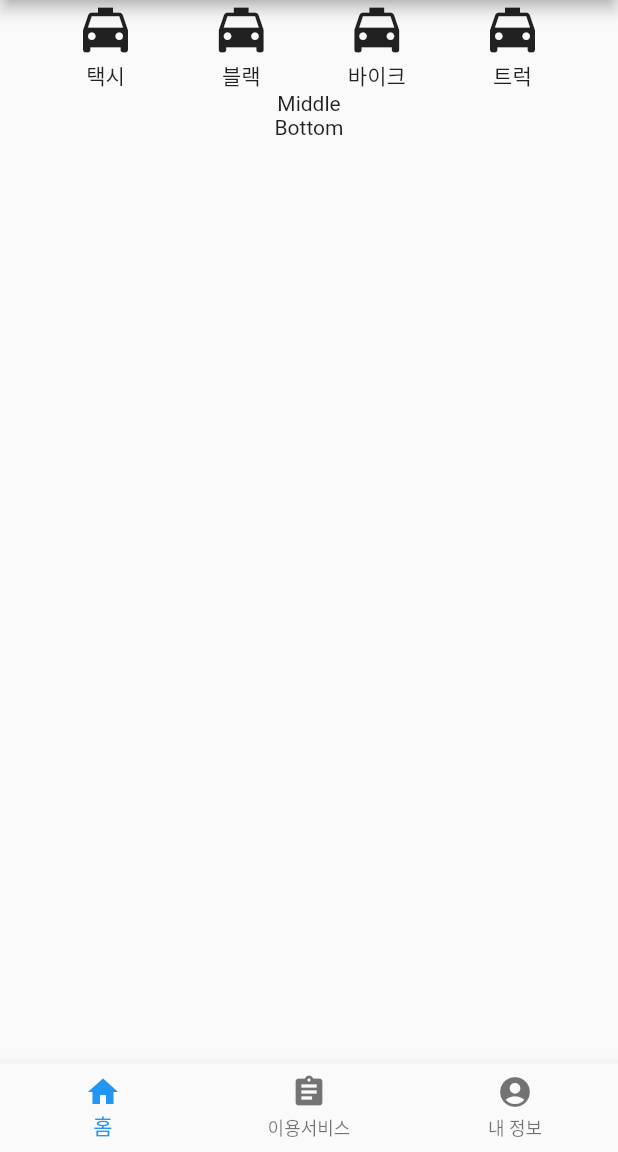
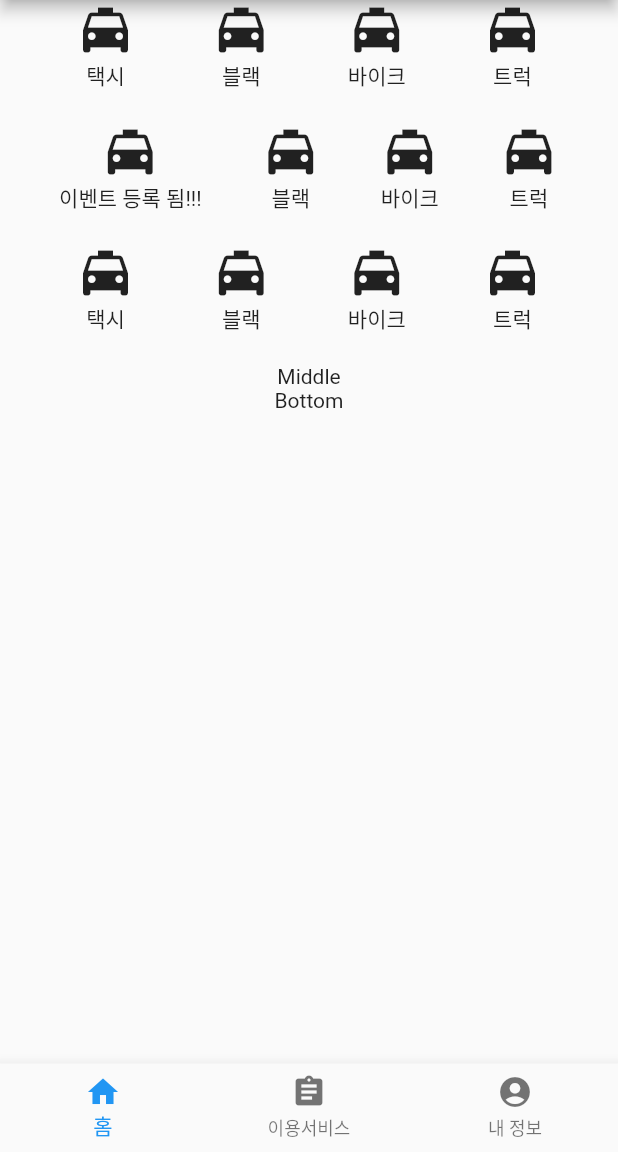
Before and after one commit to manggong/Flutter, a Flutter app: the screen it shows after launch, on a phone screen of 412 x 824 dp, the part 84-1236 px from its top. Run offline on Flutter 3.47's test engine with Material 2 defaults, Android fonts, the phone set to English and light mode, and no system bars.

Commit message:
add click event in button

```diff
--- a/basic_ui/lib/main.dart
+++ b/basic_ui/lib/main.dart
@@ -89,7 +89,9 @@ class Page1 extends StatelessWidget {
   }
 
   Widget _buildTop() {
-    return Row(
+    return Column(
+      children: <Widget> [
+        Row(
           mainAxisAlignment: MainAxisAlignment.spaceEvenly,
           children: <Widget> [
             Column(
@@ -129,6 +131,104 @@ class Page1 extends StatelessWidget {
               ]
             )
           ]
+        ),
+        SizedBox(
+          height: 20,
+        ),
+        Row(
+          mainAxisAlignment: MainAxisAlignment.spaceEvenly,
+          children: <Widget> [
+            GestureDetector(
+              onTap: () {
+                print("event detecting");
+              },
+              child: Column(
+                children: <Widget> [
+                  Icon(
+                    Icons.local_taxi,
+                    size: 40,
+                  ),
+                  Text('이벤트 등록 됨!!!')
+                ]
+              ),
+            ),
+            Column(
+              children: <Widget> [
+                Icon(
+                  Icons.local_taxi,
+                  size: 40,
+                ),
+                Text('블랙')
+              ]
+            ),
+            Column(
+              children: <Widget> [
+                Icon(
+                  Icons.local_taxi,
+                  size: 40,
+                ),
+                Text('바이크')
+              ]
+            ),
+            Column(
+              children: <Widget> [
+                Icon(
+                  Icons.local_taxi,
+                  size: 40,
+                ),
+                Text('트럭')
+              ]
+            )
+          ]
+        ),
+        SizedBox(
+          height: 20,
+        ),
+        Row(
+          mainAxisAlignment: MainAxisAlignment.spaceEvenly,
+          children: <Widget> [
+            Column(
+              children: <Widget> [
+                Icon(
+                  Icons.local_taxi,
+                  size: 40,
+                ),
+                Text('택시')
+              ]
+            ),
+            Column(
+              children: <Widget> [
+                Icon(
+                  Icons.local_taxi,
+                  size: 40,
+                ),
+                Text('블랙')
+              ]
+            ),
+            Column(
+              children: <Widget> [
+                Icon(
+                  Icons.local_taxi,
+                  size: 40,
+                ),
+                Text('바이크')
+              ]
+            ),
+            Column(
+              children: <Widget> [
+                Icon(
+                  Icons.local_taxi,
+                  size: 40,
+                ),
+                Text('트럭')
+              ]
+            )
+          ]
+        ),
+        SizedBox(
+          height: 20
+        )
+      ],
     );
   }
 
```
Lines whose indentation alone changed are shown as unchanged.
